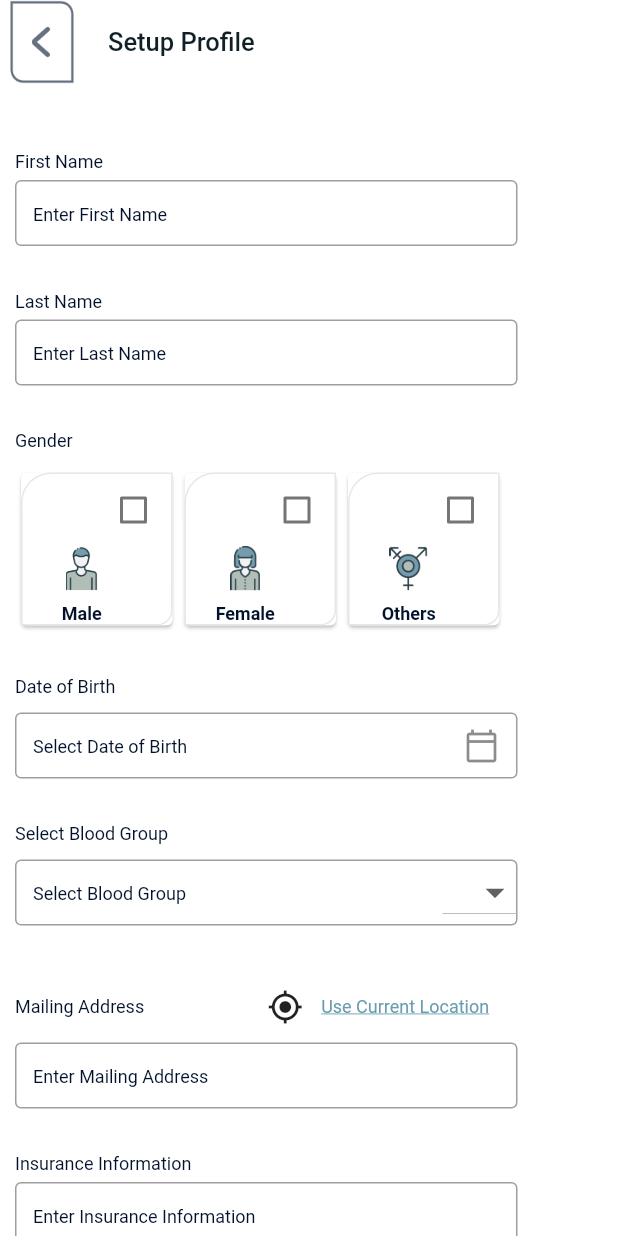
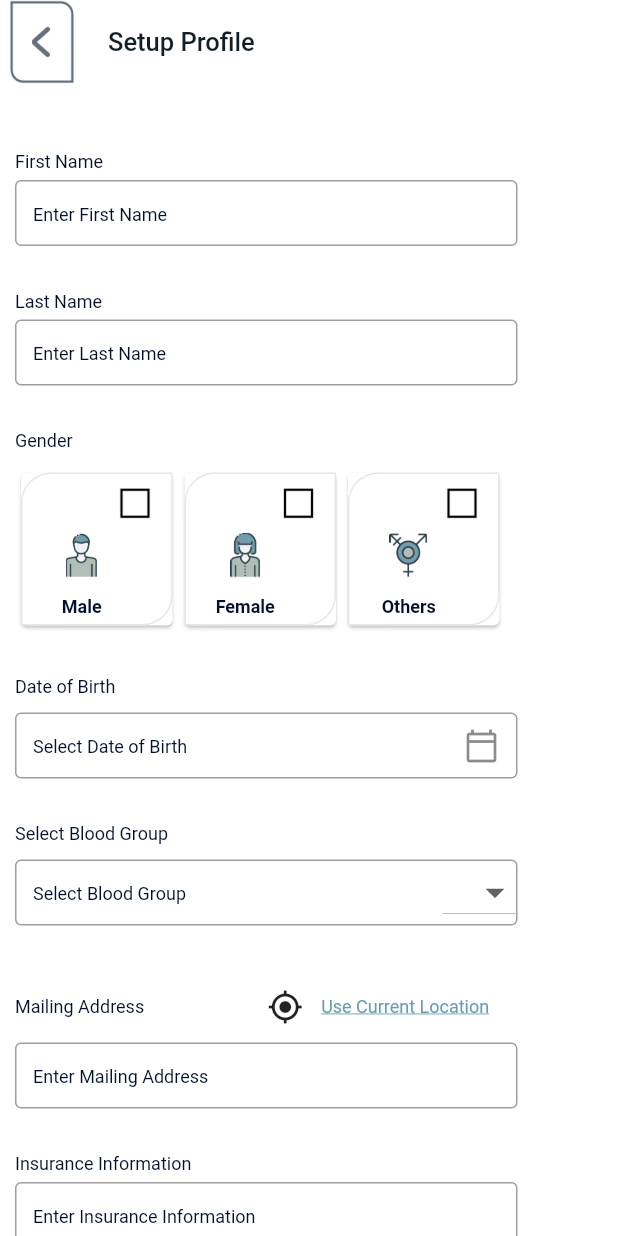
Before and after one commit to shafi3112/dermatogy_app, a Flutter app: the SetProfile screen opened directly, on a phone screen of 412 x 824 dp. Run offline on Flutter 3.47's test engine with Material 2 defaults, Android fonts, the phone set to English and light mode, and no system bars; our stand-ins replace geocoding, geolocator.

Commit message:
Setprofile updated

```diff
--- a/lib/ProfileSetupScreens/Gender.dart
+++ b/lib/ProfileSetupScreens/Gender.dart
@@ -21,19 +21,26 @@ class _CustomRadioState extends State<CustomRadio> {
   bool value = false;
   @override
   Widget build(BuildContext context) {
+    String _backgroundImage;
+    String setImage() {
+      if(widget._gender.isSelected == true)
+        _backgroundImage = "asset/images/checked.png";
+      else
+        _backgroundImage = "asset/images/unchecked.png";
+      return _backgroundImage;
+    }
     return Card(
-        color: widget._gender.isSelected ? Color(0xFFB2BFB8) : Colors.white,
         child: Container(
           height: 95.0,
           width: 101.0,
           decoration: BoxDecoration(
-            border: Border.all(color: Color(0xffE5E7E9)),
-            //color: Color(0xffFFFFFF),
+            border: Border.all(color: widget._gender.isSelected ? Color(0xFF143A4C) : Color(0xFFE5E7E9)),
+            color: widget._gender.isSelected ? Color(0xFFB2BFB8) : Color(0xFFFFFFFF),
             borderRadius: BorderRadius.only(
                 topRight: Radius.circular(0.0),
                 topLeft:  Radius.circular(20.0),
                 bottomLeft: Radius.circular(0.0),
-                bottomRight: Radius.circular(10.0)
+                bottomRight: Radius.circular(20.0)
             ),
           ),
           child: Column(
@@ -42,19 +49,13 @@ class _CustomRadioState extends State<CustomRadio> {
               Row(
                 children: [
                   Padding(
-                    padding: const EdgeInsets.only(left: 50.0),
-                    child: Checkbox(
-                      checkColor: Color(0xff749BAD),
-                      activeColor: Color(0xffFFFF),
-                      value: this.value,
-                      onChanged: (bool value) {
-                        setState(() {
-                          this.value = value;
-                          widget._gender.isSelected = value;
-                        });
-                      },
-                    ),
+                    padding: const EdgeInsets.only(left: 60.0),
+                      child: Container(
+                          width: 30,
+                          height: 30,
+                          child: Image.asset(setImage()))
                   ),
+
                 ],
               ),
               Padding(
--- a/lib/ProfileSetupScreens/SetProfile.dart
+++ b/lib/ProfileSetupScreens/SetProfile.dart
@@ -61,6 +61,8 @@ class _SetProfileState extends State<SetProfile> {
       backgroundColor: Colors.white,
       appBar: AppBar(
         leading: Container(
+          height: 20.0,
+          width: 20.0,
           child: GestureDetector(
               onTap: () => Navigator.of(context).pop(),
               child: Image.asset('asset/images/arrow_back.png')),
```
Also changed, not shown: asset/images/checked.png (added), asset/images/unchecked.png (added).
